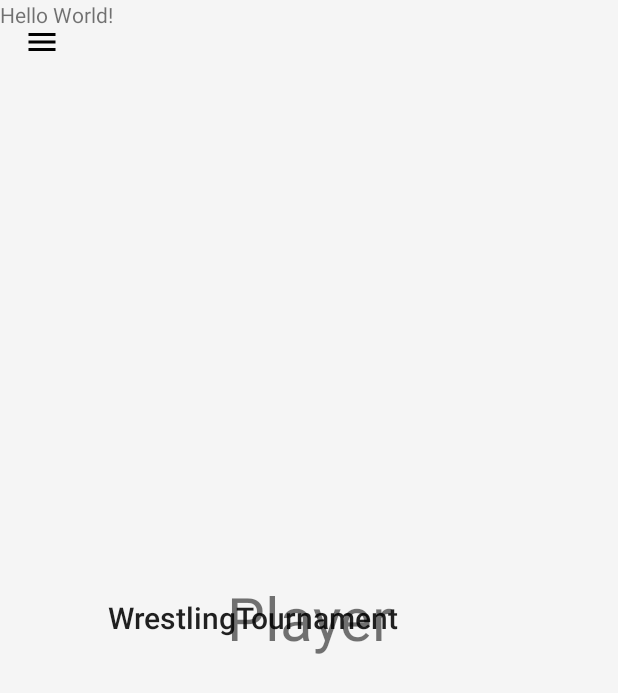
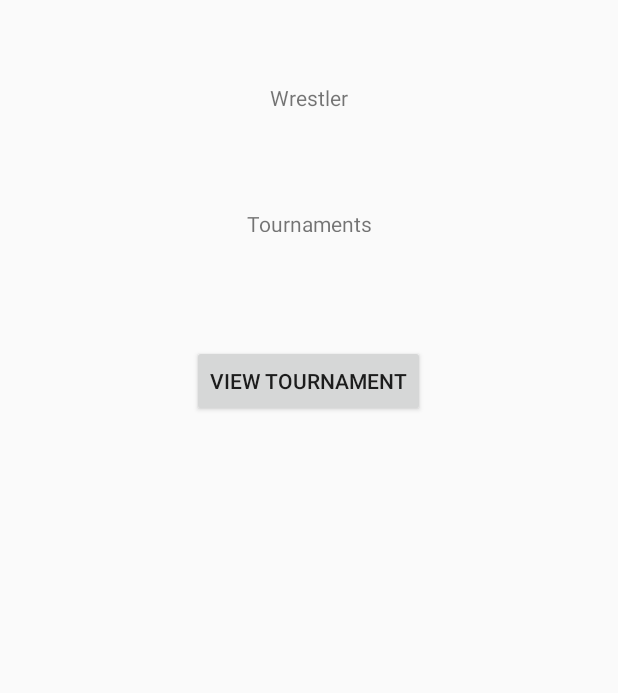
Before and after one commit to Heroice18/Wrestling-Plus, an Android app: the screen it shows after launch (MainActivity), after a tap on "PLAYER", on a phone screen of 412 x 824 dp. Shown: the top 693 px of the screen. Run offline under Robolectric (Android 15) with nearby library versions, the light colour scheme and no system bars.

Commit message:
Got rid of sidebar as it was creating more problems than solving them. Added buttons and elements for each user. Added functionality overall

```diff
--- a/app/src/main/java/com/example/wrestlingtournament/Login_Start.java
+++ b/app/src/main/java/com/example/wrestlingtournament/Login_Start.java
@@ -46,7 +46,7 @@ public class Login_Start extends AppCompatActivity{
     {
         Intent send = new Intent(this, MainActivity.class);
 
-        String check = "Player";
+        String check = "Wrestler";
         send.putExtra("USER", check);
         startActivity(send);
     }
--- a/app/src/main/java/com/example/wrestlingtournament/MainActivity.java
+++ b/app/src/main/java/com/example/wrestlingtournament/MainActivity.java
@@ -10,21 +10,23 @@ import android.os.Bundle;
 import android.support.v7.widget.Toolbar;
 import android.view.MenuItem;
 import android.view.View;
+import android.widget.Button;
 import android.widget.TextView;
 
+import static android.view.View.GONE;
 import static com.example.wrestlingtournament.Login_Start.location;
 
 //Hey Lets DO THIS THING
 //Howdy^ /-|-\
 public class MainActivity extends AppCompatActivity {
 
-    private DrawerLayout drawerLayout;
+   // private DrawerLayout drawerLayout;
 
     @Override
     protected void onCreate(Bundle savedInstanceState) {
         super.onCreate(savedInstanceState);
-        setContentView(R.layout.activity_main);
-        drawerLayout = findViewById(R.id.drawer_layout);
+        setContentView(R.layout.main_screen);
+        /*drawerLayout = findViewById(R.id.drawer_layout);
         Toolbar toolbar = findViewById(R.id.toolbar);
         setSupportActionBar(toolbar);
         ActionBar actionbar = getSupportActionBar();
@@ -72,7 +74,7 @@ public class MainActivity extends AppCompatActivity {
                         return true;
                     }
                 });
-
+*/
 
 
         setUp();
@@ -86,19 +88,79 @@ public class MainActivity extends AppCompatActivity {
 
         // Intent soda = new Intent();
         //String check = soda.getStringExtra(location);
-        TextView display = findViewById(R.id.textView4);
+        TextView display = findViewById(R.id.textView5);
+
+        switch (check){
+            case "Admin":
+                displayAdmin();
+                break;
+            case "Coach":
+                displayCoach();
+                break;
+            case "Wrestler":
+                displayWrestler();
+                break;
+
+
+        }
+
         System.out.println("      HEY " + check);
         display.setText(check);
     }
 
+    public void displayAdmin()
+    {
+        System.out.println("Working fine and dandy");
+
+        Button see = (Button) findViewById(R.id.ViewAll);
+        see.setVisibility(GONE);
+        Button team = (Button) findViewById(R.id.TeamM);
+        team.setVisibility(GONE);
+        TextView title = findViewById(R.id.textView2);
+        title.setVisibility(GONE);
+
+
+    }
+
+    public void displayCoach()
+    {
+        Button man = (Button) findViewById(R.id.ManageT);
+        man.setVisibility(GONE);
+        Button god = (Button) findViewById(R.id.CreateT);
+        god.setVisibility(GONE);
+
+
+
+    }
+
+    public void displayWrestler()
+    {
+        Button man = (Button) findViewById(R.id.ManageT);
+        man.setVisibility(GONE);
+        Button god = (Button) findViewById(R.id.CreateT);
+        god.setVisibility(GONE);
+        Button team = (Button) findViewById(R.id.TeamM);
+        team.setVisibility(GONE);
+        TextView title = findViewById(R.id.textView2);
+        title.setVisibility(GONE);
+
+    }
+
+    public void startTournament(View t)
+    {
+        Intent send = new Intent(this, TournamentActivity.class);
+        startActivity(send);
+    }
+
     @Override
     public boolean onOptionsItemSelected(MenuItem item) {
-        switch (item.getItemId()) {
+       /* switch (item.getItemId()) {
             case android.R.id.home:
                 drawerLayout.openDrawer(GravityCompat.START);
                 return true;
         }
-        return super.onOptionsItemSelected(item);
+        return super.onOptionsItemSelected(item);*/
+       return true;
 
     }
 }
--- a/app/src/main/res/layout/activity_tournament.xml
+++ b/app/src/main/res/layout/activity_tournament.xml
@@ -18,4 +18,12 @@
         app:layout_constraintBottom_toBottomOf="parent"
         app:layout_constraintEnd_toEndOf="parent"
         app:layout_constraintStart_toStartOf="parent" />
+
+    <TextView
+        android:id="@+id/textView6"
+        android:layout_width="wrap_content"
+        android:layout_height="wrap_content"
+        android:text="Tournament"
+        tools:layout_editor_absoluteX="176dp"
+        tools:layout_editor_absoluteY="116dp" />
 </android.support.constraint.ConstraintLayout>
--- /dev/null
+++ b/app/src/main/res/layout/main_screen.xml
@@ -0,0 +1,117 @@
+<?xml version="1.0" encoding="utf-8"?>
+<android.support.constraint.ConstraintLayout
+    xmlns:android="http://schemas.android.com/apk/res/android"
+    xmlns:app="http://schemas.android.com/apk/res-auto"
+    xmlns:tools="http://schemas.android.com/tools"
+    android:layout_width="match_parent"
+    android:layout_height="match_parent">
+
+    <TextView
+        android:id="@+id/textView5"
+        android:layout_width="wrap_content"
+        android:layout_height="wrap_content"
+        android:layout_marginStart="8dp"
+        android:layout_marginTop="8dp"
+        android:layout_marginEnd="8dp"
+        android:layout_marginBottom="8dp"
+        android:text="TextView"
+        app:layout_constraintBottom_toBottomOf="parent"
+        app:layout_constraintEnd_toEndOf="parent"
+        app:layout_constraintStart_toStartOf="parent"
+        app:layout_constraintTop_toTopOf="parent"
+        app:layout_constraintVertical_bias="0.06" />
+
+    <TextView
+        android:id="@+id/textView"
+        android:layout_width="wrap_content"
+        android:layout_height="15dp"
+        android:layout_marginStart="8dp"
+        android:layout_marginTop="8dp"
+        android:layout_marginEnd="8dp"
+        android:layout_marginBottom="8dp"
+        android:text="Tournaments"
+        app:layout_constraintBottom_toBottomOf="parent"
+        app:layout_constraintEnd_toEndOf="parent"
+        app:layout_constraintStart_toStartOf="parent"
+        app:layout_constraintTop_toTopOf="parent"
+        app:layout_constraintVertical_bias="0.166" />
+
+    <Button
+        android:id="@+id/ViewAll"
+        android:layout_width="wrap_content"
+        android:layout_height="wrap_content"
+        android:layout_marginStart="8dp"
+        android:layout_marginTop="8dp"
+        android:layout_marginEnd="8dp"
+        android:layout_marginBottom="8dp"
+        android:onClick="startTournament"
+        android:text="View Tournament"
+        app:layout_constraintBottom_toBottomOf="parent"
+        app:layout_constraintEnd_toEndOf="parent"
+        app:layout_constraintHorizontal_bias="0.498"
+        app:layout_constraintStart_toStartOf="parent"
+        app:layout_constraintTop_toTopOf="parent"
+        app:layout_constraintVertical_bias="0.292" />
+
+    <Button
+        android:id="@+id/ManageT"
+        android:layout_width="wrap_content"
+        android:layout_height="wrap_content"
+        android:layout_marginStart="8dp"
+        android:layout_marginTop="8dp"
+        android:layout_marginEnd="8dp"
+        android:layout_marginBottom="8dp"
+        android:text="Manage Tournament"
+        app:layout_constraintBottom_toBottomOf="parent"
+        app:layout_constraintEnd_toEndOf="parent"
+        app:layout_constraintHorizontal_bias="0.037"
+        app:layout_constraintStart_toStartOf="parent"
+        app:layout_constraintTop_toTopOf="parent"
+        app:layout_constraintVertical_bias="0.22" />
+
+    <Button
+        android:id="@+id/CreateT"
+        android:layout_width="wrap_content"
+        android:layout_height="wrap_content"
+        android:layout_marginStart="8dp"
+        android:layout_marginTop="8dp"
+        android:layout_marginEnd="8dp"
+        android:layout_marginBottom="8dp"
+        android:text="Create Tournament"
+        app:layout_constraintBottom_toBottomOf="parent"
+        app:layout_constraintEnd_toEndOf="parent"
+        app:layout_constraintHorizontal_bias="1.0"
+        app:layout_constraintStart_toStartOf="parent"
+        app:layout_constraintTop_toTopOf="parent"
+        app:layout_constraintVertical_bias="0.383" />
+
+    <TextView
+        android:id="@+id/textView2"
+        android:layout_width="wrap_content"
+        android:layout_height="wrap_content"
+        android:layout_marginStart="8dp"
+        android:layout_marginTop="8dp"
+        android:layout_marginEnd="8dp"
+        android:layout_marginBottom="8dp"
+        android:text="Manage Teams"
+        app:layout_constraintBottom_toBottomOf="parent"
+        app:layout_constraintEnd_toEndOf="parent"
+        app:layout_constraintStart_toStartOf="parent"
+        app:layout_constraintTop_toTopOf="parent" />
+
+    <Button
+        android:id="@+id/TeamM"
+        android:layout_width="87dp"
+        android:layout_height="wrap_content"
+        android:layout_marginStart="8dp"
+        android:layout_marginTop="8dp"
+        android:layout_marginEnd="8dp"
+        android:layout_marginBottom="8dp"
+        android:text="Teams"
+        app:layout_constraintBottom_toBottomOf="parent"
+        app:layout_constraintEnd_toEndOf="parent"
+        app:layout_constraintHorizontal_bias="0.496"
+        app:layout_constraintStart_toStartOf="parent"
+        app:layout_constraintTop_toTopOf="parent"
+        app:layout_constraintVertical_bias="0.604" />
+</android.support.constraint.ConstraintLayout>
```
